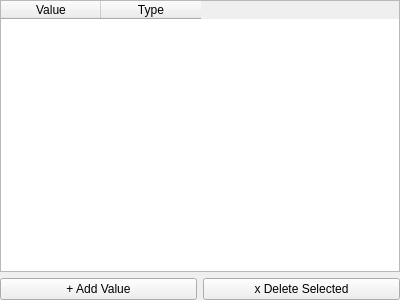
The window that atef/ui/any_value_widget.ui (pcdshub/atef) describes before a commit, drawn with Qt 5.
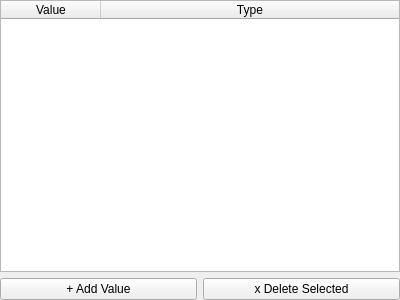
The same window after the commit.

```diff
--- a/atef/ui/any_value_widget.ui
+++ b/atef/ui/any_value_widget.ui
@@ -55,6 +55,9 @@
      <attribute name="horizontalHeaderDefaultSectionSize">
       <number>100</number>
      </attribute>
+     <attribute name="horizontalHeaderStretchLastSection">
+      <bool>true</bool>
+     </attribute>
      <attribute name="verticalHeaderVisible">
       <bool>false</bool>
      </attribute>
```
